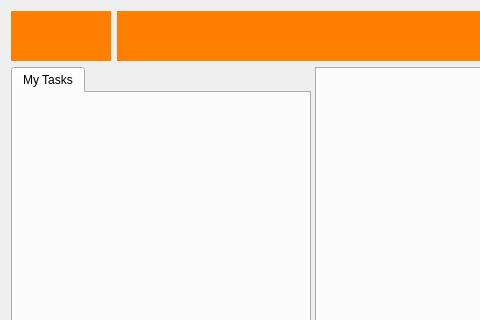
This is resources/file_open_form.ui in shotgunsoftware/tk-multi-workfiles2 as Qt 5 draws it before an edit; both pictures show x 0 to 480 and y 0 to 320 of the 912 by 719 pixel window. The edited form follows.
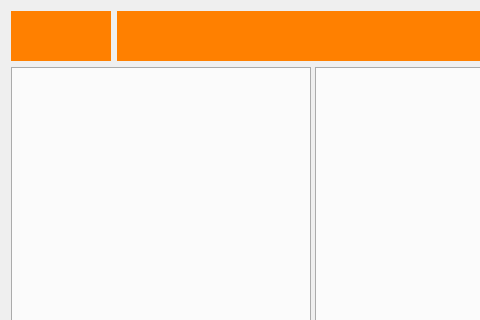
This is the edited form. Custom widgets are drawn as their Qt base class.

The edit to the form file:
```diff
--- a/resources/file_open_form.ui
+++ b/resources/file_open_form.ui
@@ -69,11 +69,6 @@
         <height>16777215</height>
        </size>
       </property>
-      <widget class="MyTasksForm" name="my_tasks_form">
-       <attribute name="title">
-        <string>My Tasks</string>
-       </attribute>
-      </widget>
      </widget>
      <widget class="FileBrowserTabs" name="file_browser_tabs">
       <property name="sizePolicy">
@@ -153,12 +148,6 @@
    <header>..breadcrumb_widget</header>
    <container>1</container>
   </customwidget>
-  <customwidget>
-   <class>MyTasksForm</class>
-   <extends>QWidget</extends>
-   <header>..my_tasks_form</header>
-   <container>1</container>
-  </customwidget>
  </customwidgets>
  <resources/>
  <connections/>
```
